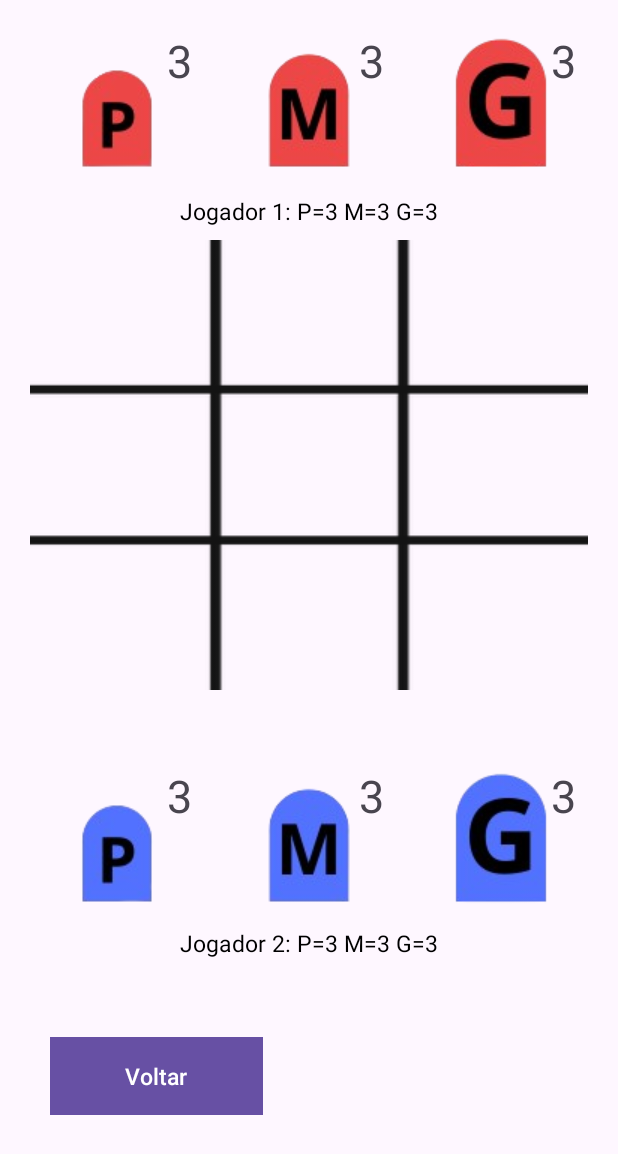
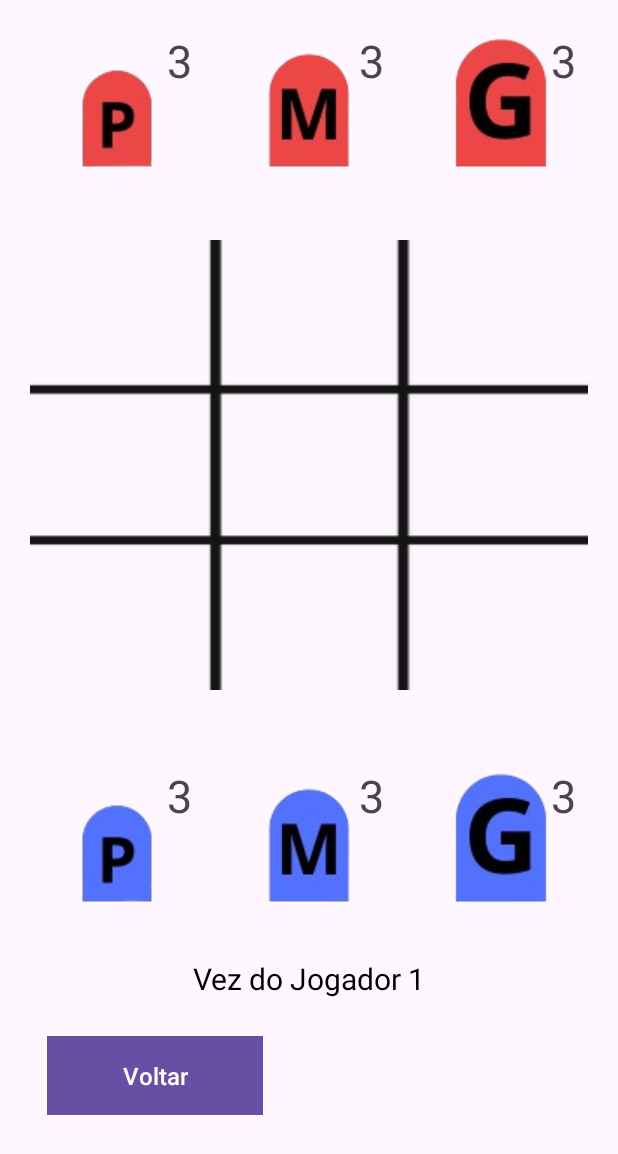
Before and after one commit to GabriellyVitoria5/App-Nham-Nham, an Android app: the Jogo screen opened directly, with no data from a screen before it, on a phone screen of 412 x 824 dp. Shown: the top 1154 px of the screen. Run offline under Robolectric (Android 15) with nearby library versions, the phone set to English and light mode, and no system bars.

Commit message:
Alterar forma como é motrado qual jogador está jogando + atualizando arquivo sizes

```diff
--- a/app/src/main/res/layout/activity_jogo.xml
+++ b/app/src/main/res/layout/activity_jogo.xml
@@ -26,7 +26,7 @@
         android:layout_width="wrap_content"
         android:layout_height="wrap_content"
         android:text="@string/quantidade_pecas"
-        android:textSize="@dimen/font_normal"
+        android:textSize="@dimen/fonte_30"
         app:layout_constraintEnd_toEndOf="@+id/jogador1_peca_p"
         app:layout_constraintTop_toTopOf="@+id/jogador1_peca_p"
         />
@@ -48,7 +48,7 @@
         android:layout_width="wrap_content"
         android:layout_height="wrap_content"
         android:text="@string/quantidade_pecas"
-        android:textSize="@dimen/font_normal"
+        android:textSize="@dimen/fonte_30"
         app:layout_constraintEnd_toEndOf="@+id/jogador1_peca_m"
         app:layout_constraintTop_toTopOf="@+id/jogador1_peca_m"
         />
@@ -70,7 +70,7 @@
         android:layout_width="wrap_content"
         android:layout_height="wrap_content"
         android:text="@string/quantidade_pecas"
-        android:textSize="@dimen/font_normal"
+        android:textSize="@dimen/fonte_30"
         app:layout_constraintEnd_toEndOf="@+id/jogador1_peca_g"
         app:layout_constraintTop_toTopOf="@+id/jogador1_peca_g"
         />
@@ -226,7 +226,7 @@
         android:layout_width="wrap_content"
         android:layout_height="wrap_content"
         android:text="@string/quantidade_pecas"
-        android:textSize="@dimen/font_normal"
+        android:textSize="@dimen/fonte_30"
         app:layout_constraintEnd_toEndOf="@+id/jogador2_peca_p"
         app:layout_constraintTop_toTopOf="@+id/jogador2_peca_p"
         />
@@ -248,7 +248,7 @@
         android:layout_width="wrap_content"
         android:layout_height="wrap_content"
         android:text="@string/quantidade_pecas"
-        android:textSize="@dimen/font_normal"
+        android:textSize="@dimen/fonte_30"
         app:layout_constraintEnd_toEndOf="@+id/jogador2_peca_m"
         app:layout_constraintTop_toTopOf="@+id/jogador2_peca_m"
         />
@@ -270,7 +270,7 @@
         android:layout_width="wrap_content"
         android:layout_height="wrap_content"
         android:text="@string/quantidade_pecas"
-        android:textSize="@dimen/font_normal"
+        android:textSize="@dimen/fonte_30"
         app:layout_constraintEnd_toEndOf="@+id/jogador2_peca_g"
         app:layout_constraintTop_toTopOf="@+id/jogador2_peca_g"
         />
@@ -282,7 +282,7 @@
         android:layout_width="wrap_content"
         android:layout_height="wrap_content"
         android:text="@string/voltar"
-        android:textSize="@dimen/font_pequena"
+        android:textSize="@dimen/fonte_16"
         app:cornerRadius="0dp"
         android:paddingStart="50dp"
         android:paddingEnd="50dp"
@@ -301,7 +301,7 @@
         android:layout_width="wrap_content"
         android:layout_height="wrap_content"
         android:text="@string/resultado"
-        android:textSize="@dimen/font_pequena"
+        android:textSize="@dimen/fonte_16"
         app:cornerRadius="0dp"
         android:paddingStart="50dp"
         android:paddingEnd="50dp"
@@ -313,31 +313,18 @@
         app:layout_constraintEnd_toEndOf="parent"
         android:visibility="invisible"/> <!-- Esconder botão de resultado enquanto o jogo não tem um vencedor-->
 
-    <!-- Contadores de peças do jogador 1 -->
+    <!-- Mostrar qual jogador deve jogar a seguir -->
     <TextView
-        android:id="@+id/contador_pecas_jogador1"
+        android:id="@+id/mostrar_vez_jogador"
         android:layout_width="wrap_content"
         android:layout_height="wrap_content"
-        android:text="@string/cont_pecas_jogador1"
+        android:text="@string/vez_jogador_1"
         android:textColor="@color/black"
-        android:textSize="@dimen/font_pequena"
-        android:layout_marginTop="10dp"
-        app:layout_constraintTop_toBottomOf="@id/jogador1_peca_g"
-        app:layout_constraintStart_toStartOf="parent"
-        app:layout_constraintEnd_toEndOf="parent"
-         />
-
-    <!-- Contadores de peças do jogador 2 -->
-    <TextView
-        android:id="@+id/contador_pecas_jogador2"
-        android:layout_width="wrap_content"
-        android:layout_height="wrap_content"
-        android:text="@string/cont_pecas_jogador2"
-        android:textColor="@color/black"
-        android:textSize="@dimen/font_pequena"
+        android:textSize="@dimen/fonte_20"
         android:layout_marginTop="8dp"
         app:layout_constraintEnd_toEndOf="parent"
         app:layout_constraintStart_toStartOf="parent"
-        app:layout_constraintTop_toBottomOf="@id/jogador2_peca_g" />
+        app:layout_constraintTop_toBottomOf="@id/jogador2_peca_p"
+        app:layout_constraintBottom_toTopOf="@+id/btn_jogo_voltar_inicio"/>
 
 </androidx.constraintlayout.widget.ConstraintLayout>
--- a/app/src/main/res/layout/activity_main.xml
+++ b/app/src/main/res/layout/activity_main.xml
@@ -12,7 +12,7 @@
         android:layout_width="wrap_content"
         android:layout_height="wrap_content"
         android:text="@string/titulo"
-        android:textSize="@dimen/font_large"
+        android:textSize="@dimen/fonte_64"
         android:textStyle="bold"
         android:layout_marginTop="100dp"
         app:layout_constraintEnd_toEndOf="parent"
@@ -25,7 +25,7 @@
         android:layout_width="wrap_content"
         android:layout_height="wrap_content"
         android:text="@string/partida"
-        android:textSize="@dimen/font_normal"
+        android:textSize="@dimen/fonte_30"
         android:textStyle="bold"
         app:cornerRadius="0dp"
         android:paddingStart="50dp"
@@ -44,7 +44,7 @@
         android:layout_width="wrap_content"
         android:layout_height="wrap_content"
         android:text="@string/regras_do_jogo"
-        android:textSize="@dimen/font_normal"
+        android:textSize="@dimen/fonte_30"
         android:textStyle="bold"
         app:cornerRadius="0dp"
         android:paddingStart="50dp"
--- a/app/src/main/res/layout/activity_resultado.xml
+++ b/app/src/main/res/layout/activity_resultado.xml
@@ -13,7 +13,7 @@
         android:layout_width="wrap_content"
         android:layout_height="wrap_content"
         android:text="@string/resultado"
-        android:textSize="@dimen/font_large"
+        android:textSize="@dimen/fonte_64"
         android:layout_marginTop="50dp"
         app:layout_constraintTop_toTopOf="parent"
         app:layout_constraintStart_toStartOf="parent"
@@ -51,7 +51,7 @@
         android:layout_width="wrap_content"
         android:layout_height="wrap_content"
         android:text="@string/reiniciar"
-        android:textSize="@dimen/font_pequena"
+        android:textSize="@dimen/fonte_16"
         app:cornerRadius="0dp"
         android:paddingStart="30dp"
         android:paddingEnd="30dp"
@@ -69,7 +69,7 @@
         android:layout_width="wrap_content"
         android:layout_height="wrap_content"
         android:text="@string/voltar_tela_inicial"
-        android:textSize="@dimen/font_pequena"
+        android:textSize="@dimen/fonte_16"
         app:cornerRadius="0dp"
         android:paddingStart="30dp"
         android:paddingEnd="30dp"
--- a/app/src/main/res/values/sizes.xml
+++ b/app/src/main/res/values/sizes.xml
@@ -1,7 +1,8 @@
 <?xml version="1.0" encoding="utf-8"?>
 <resources>
-    <dimen name="font_pequena">15sp</dimen>
-    <dimen name="font_normal">30sp</dimen>
-    <dimen name="font_large">60sp</dimen>
+    <dimen name="fonte_16">16sp</dimen>
+    <dimen name="fonte_20">20sp</dimen>
+    <dimen name="fonte_30">30sp</dimen>
+    <dimen name="fonte_64">64sp</dimen>
     <dimen name="borda_20">20dp</dimen>
 </resources>
--- a/app/src/main/res/values/strings.xml
+++ b/app/src/main/res/values/strings.xml
@@ -40,4 +40,5 @@
     <string name="cont_pecas_jogador2">Jogador 2: P=3 M=3 G=3</string>
     <string name="placar">Placar: 0 x 0</string>
     <string name="quantidade_pecas">3</string>
+    <string name="vez_jogador_1">Vez do Jogador 1</string>
 </resources>
```
Also changed, not shown: app/src/main/java/com/ifmg/nhamnham/Jogo.kt (+9 -17 lines), app/src/main/res/layout/activity_regras.xml (+14 -14 lines).
